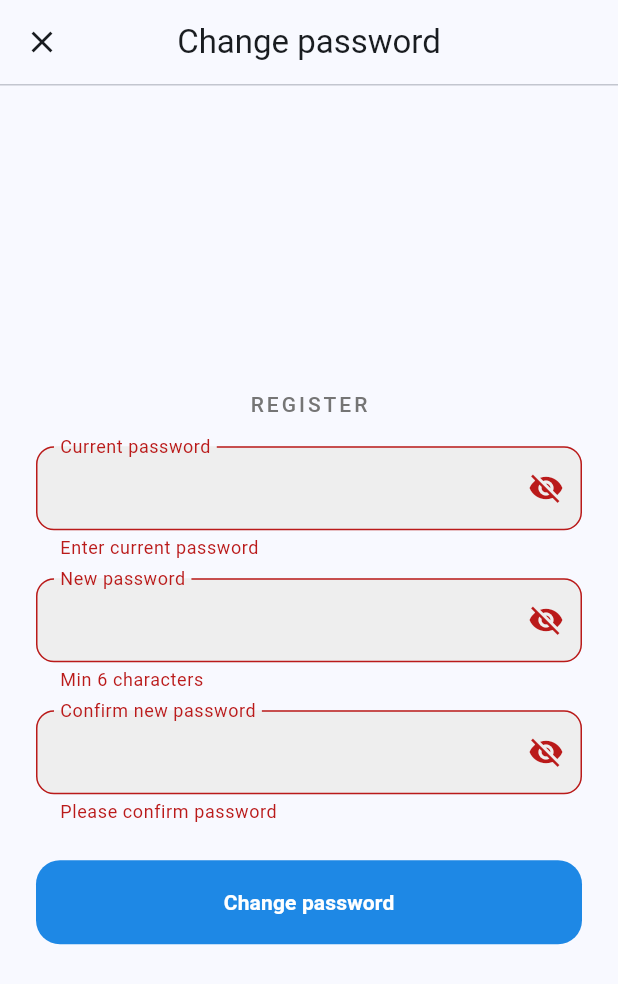
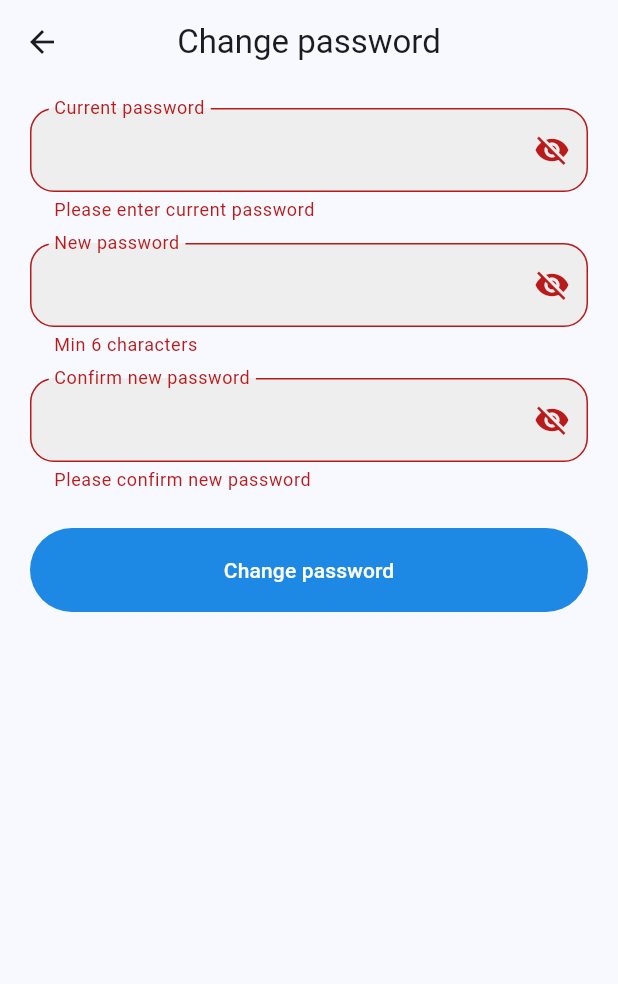
Before and after one commit to Sippaphat2006/KOSEN-guide-repo, a Flutter app: the ChangePasswordScreen screen opened by its route, after a tap on "Change password", on a phone screen of 412 x 824 dp. Shown: the top 984 px of the screen. Run offline on Flutter 3.47's test engine with Material 3 defaults, Android fonts, the phone set to English and light mode, and no system bars; our stand-ins replace cloud_firestore, firebase_auth, firebase_core, flutter_map, latlong2; accounts and stored records are empty.

Commit message:
re-auth change password

```diff
--- a/lib/screens/auth/change_password_screen.dart
+++ b/lib/screens/auth/change_password_screen.dart
@@ -1,8 +1,10 @@
 import 'package:flutter/material.dart';
-import 'package:firebase_auth/firebase_auth.dart';
+import 'package:provider/provider.dart';
+import '../../services/auth_service.dart';
 
 class ChangePasswordScreen extends StatefulWidget {
   const ChangePasswordScreen({super.key});
+
   @override
   State<ChangePasswordScreen> createState() => _ChangePasswordScreenState();
 }
@@ -10,74 +12,45 @@ class ChangePasswordScreen extends StatefulWidget {
 class _ChangePasswordScreenState extends State<ChangePasswordScreen> {
   final _formKey = GlobalKey<FormState>();
   final _current = TextEditingController();
-  final _new = TextEditingController();
+  final _newPwd = TextEditingController();
   final _confirm = TextEditingController();
-  bool _ob1 = true, _ob2 = true, _ob3 = true, _busy = false;
+  bool _busy = false;
+  bool _ob1 = true, _ob2 = true, _ob3 = true;
 
   @override
   void dispose() {
     _current.dispose();
-    _new.dispose();
+    _newPwd.dispose();
     _confirm.dispose();
     super.dispose();
   }
 
-  InputDecoration _deco(BuildContext ctx, String label) {
-    return InputDecoration(
+  InputDecoration _deco(BuildContext ctx, String label) => InputDecoration(
         labelText: label,
         filled: true,
         fillColor: Colors.grey.shade200,
-      border: OutlineInputBorder(borderRadius: BorderRadius.circular(12)),
+        border: OutlineInputBorder(borderRadius: BorderRadius.circular(16)),
         focusedBorder: OutlineInputBorder(
-        borderRadius: BorderRadius.circular(12),
+          borderRadius: BorderRadius.circular(16),
           borderSide:
               BorderSide(color: Theme.of(ctx).colorScheme.primary, width: 2),
         ),
       );
-  }
 
   @override
   Widget build(BuildContext context) {
-    final primary = Theme.of(context).colorScheme.primary;
-
     return Scaffold(
-      appBar: AppBar(
-        automaticallyImplyLeading: false,
-        titleSpacing: 0,
-        title: const Text('Change password'),
-        leading: IconButton(
-          icon: const Icon(Icons.close),
-          onPressed: () => Navigator.pop(context),
-        ),
-        bottom: const PreferredSize(
-          preferredSize: Size.fromHeight(1),
-          child: Divider(height: 1, thickness: 1),
-        ),
-      ),
+      appBar: AppBar(title: const Text('Change password')),
       body: SafeArea(
         child: Center(
           child: ConstrainedBox(
             constraints: const BoxConstraints(maxWidth: 520),
             child: Padding(
-              padding: const EdgeInsets.fromLTRB(24, 16, 24, 16),
+              padding: const EdgeInsets.fromLTRB(20, 16, 20, 20),
               child: Form(
                 key: _formKey,
                 child: ListView(
-                  shrinkWrap: true,
                   children: [
-                    const SizedBox(height: 8),
-                    Center(
-                      child: Text(
-                        'REGISTER',
-                        style: Theme.of(context).textTheme.labelLarge?.copyWith(
-                              letterSpacing: 2,
-                              color: Colors.grey.shade600,
-                            ),
-                      ),
-                    ),
-                    const SizedBox(height: 18),
-
-                    // Current password
                     TextFormField(
                       controller: _current,
                       obscureText: _ob1,
@@ -89,14 +62,12 @@ class _ChangePasswordScreenState extends State<ChangePasswordScreen> {
                         ),
                       ),
                       validator: (v) => (v == null || v.isEmpty)
-                          ? 'Enter current password'
+                          ? 'Please enter current password'
                           : null,
                     ),
-                    const SizedBox(height: 12),
-
-                    // New password
+                    const SizedBox(height: 14),
                     TextFormField(
-                      controller: _new,
+                      controller: _newPwd,
                       obscureText: _ob2,
                       decoration: _deco(context, 'New password').copyWith(
                         suffixIcon: IconButton(
@@ -109,9 +80,7 @@ class _ChangePasswordScreenState extends State<ChangePasswordScreen> {
                           ? 'Min 6 characters'
                           : null,
                     ),
-                    const SizedBox(height: 12),
-
-                    // Confirm new password
+                    const SizedBox(height: 14),
                     TextFormField(
                       controller: _confirm,
                       obscureText: _ob3,
@@ -125,31 +94,23 @@ class _ChangePasswordScreenState extends State<ChangePasswordScreen> {
                       ),
                       validator: (v) {
                         if (v == null || v.isEmpty)
-                          return 'Please confirm password';
-                        if (v != _new.text) return 'Passwords do not match';
+                          return 'Please confirm new password';
+                        if (v != _newPwd.text) return 'Passwords do not match';
                         return null;
                       },
                     ),
-
                     const SizedBox(height: 24),
-
                     SizedBox(
                       height: 56,
                       child: FilledButton(
-                        style: FilledButton.styleFrom(
-                          shape: RoundedRectangleBorder(
-                            borderRadius: BorderRadius.circular(16),
-                          ),
-                        ),
-                        onPressed: _busy ? null : _onChangePassword,
+                        onPressed: _busy ? null : _onChange,
                         child: _busy
                             ? const SizedBox(
                                 height: 22,
                                 width: 22,
                                 child:
                                     CircularProgressIndicator(strokeWidth: 2))
-                            : const Text('Change password',
-                                style: TextStyle(fontWeight: FontWeight.w700)),
+                            : const Text('Change password'),
                       ),
                     ),
                   ],
@@ -162,49 +123,24 @@ class _ChangePasswordScreenState extends State<ChangePasswordScreen> {
     );
   }
 
-  Future<void> _onChangePassword() async {
+  Future<void> _onChange() async {
     if (!_formKey.currentState!.validate()) return;
-
-    final user = FirebaseAuth.instance.currentUser;
-    if (user == null || user.email == null) {
-      if (!mounted) return;
-      ScaffoldMessenger.of(context).showSnackBar(
-        const SnackBar(content: Text('Please sign in first')),
-      );
-      return;
-    }
-
     setState(() => _busy = true);
     try {
-      // 1) re-authenticate with current password
-      final cred = EmailAuthProvider.credential(
-        email: user.email!,
-        password: _current.text.trim(),
+      await context.read<AuthService>().changePassword(
+            _newPwd.text.trim(),
+            currentPassword: _current.text.trim(),
+            contextIfPrompt:
+                context, // fallback prompt if the current password is wrong
           );
-      await user.reauthenticateWithCredential(cred);
-
-      // 2) update password
-      await user.updatePassword(_new.text.trim());
-      await user.reload();
-
       if (!mounted) return;
-      ScaffoldMessenger.of(context).showSnackBar(
-        const SnackBar(content: Text('Password changed successfully')),
-      );
-      Navigator.pop(context); // กลับหน้าก่อนหน้า
-    } on FirebaseAuthException catch (e) {
-      String msg = 'Change failed: ${e.code}';
-      if (e.code == 'wrong-password') msg = 'Current password is incorrect';
-      if (e.code == 'weak-password') msg = 'New password is too weak';
-      if (e.code == 'requires-recent-login') {
-        msg = 'Please sign in again and retry';
-      }
-      if (!mounted) return;
-      ScaffoldMessenger.of(context).showSnackBar(SnackBar(content: Text(msg)));
+      ScaffoldMessenger.of(context)
+          .showSnackBar(const SnackBar(content: Text('Password updated')));
+      Navigator.pop(context);
     } catch (e) {
       if (!mounted) return;
-      ScaffoldMessenger.of(context)
-          .showSnackBar(SnackBar(content: Text('Change failed: $e')));
+      final msg = context.read<AuthService>().friendlyError(e);
+      ScaffoldMessenger.of(context).showSnackBar(SnackBar(content: Text(msg)));
     } finally {
       if (mounted) setState(() => _busy = false);
     }
```
Also changed, not shown: lib/screens/home/about_screen.dart (+27 -27 lines), lib/services/auth_service.dart (+121 -7 lines). Lines whose indentation alone changed are shown as unchanged.
